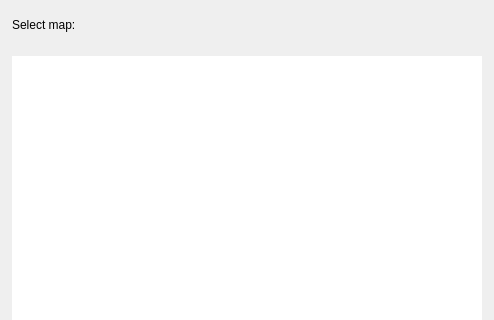
Qt form felt/ui/create_map.ui (felt/qgis-plugin) before a commit; both pictures show x 0 to 494 and y 0 to 320 of the 494 by 549 pixel window.
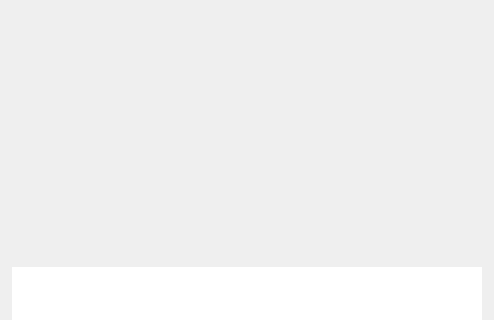
The same form after that commit.

Commit message: Remove 'select map' label

Patch:
```diff
--- a/felt/ui/create_map.ui
+++ b/felt/ui/create_map.ui
@@ -42,7 +42,7 @@
       <number>12</number>
      </property>
      <property name="topMargin">
-      <number>12</number>
+      <number>6</number>
      </property>
      <property name="rightMargin">
       <number>12</number>
@@ -70,7 +70,7 @@
           <number>0</number>
          </property>
          <widget class="QWidget" name="page">
-          <layout class="QGridLayout" name="gridLayout" rowstretch="0,0,1">
+          <layout class="QGridLayout" name="gridLayout" rowstretch="0,0">
            <property name="leftMargin">
             <number>0</number>
            </property>
@@ -86,7 +86,17 @@
            <property name="verticalSpacing">
             <number>12</number>
            </property>
-           <item row="2" column="0" colspan="2">
+           <item row="0" column="0" colspan="2">
+            <widget class="QWidget" name="maps_frame" native="true">
+             <property name="sizePolicy">
+              <sizepolicy hsizetype="Preferred" vsizetype="Expanding">
+               <horstretch>0</horstretch>
+               <verstretch>0</verstretch>
+              </sizepolicy>
+             </property>
+            </widget>
+           </item>
+           <item row="1" column="0" colspan="2">
             <widget class="QTextBrowser" name="warning_label">
              <property name="sizePolicy">
               <sizepolicy hsizetype="Expanding" vsizetype="Expanding">
@@ -99,23 +109,6 @@
              </property>
             </widget>
            </item>
-           <item row="0" column="0">
-            <widget class="QLabel" name="label_user_2">
-             <property name="text">
-              <string>Select map:</string>
-             </property>
-            </widget>
-           </item>
-           <item row="1" column="0" colspan="2">
-            <widget class="QWidget" name="maps_frame" native="true">
-             <property name="sizePolicy">
-              <sizepolicy hsizetype="Preferred" vsizetype="Expanding">
-               <horstretch>0</horstretch>
-               <verstretch>0</verstretch>
-              </sizepolicy>
-             </property>
-            </widget>
-           </item>
           </layout>
          </widget>
          <widget class="QWidget" name="page_2">
```
